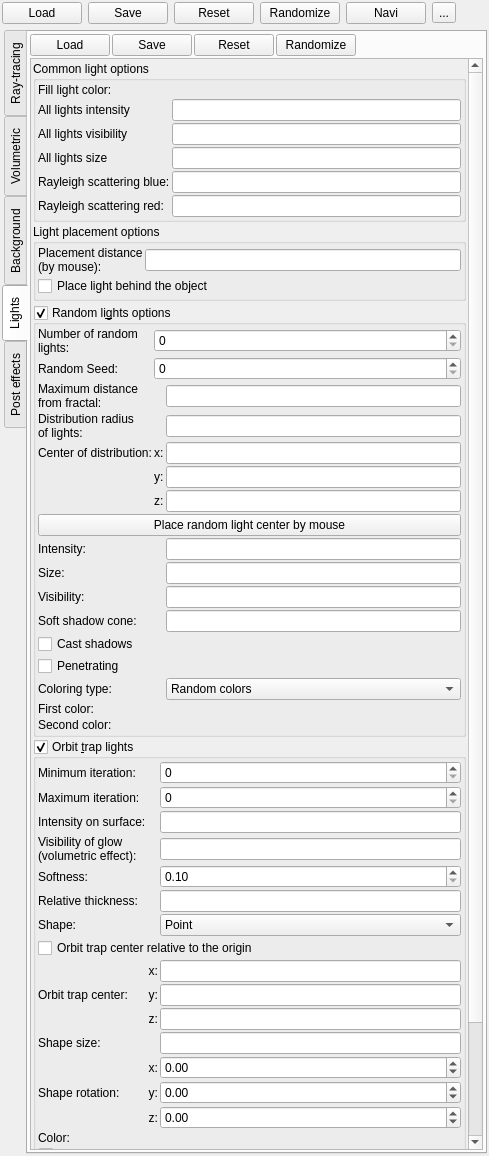
Before: the Qt Designer form mandelbulber2/qt/dock_effects.ui in buddhi1980/mandelbulber2, drawn with Qt 5.
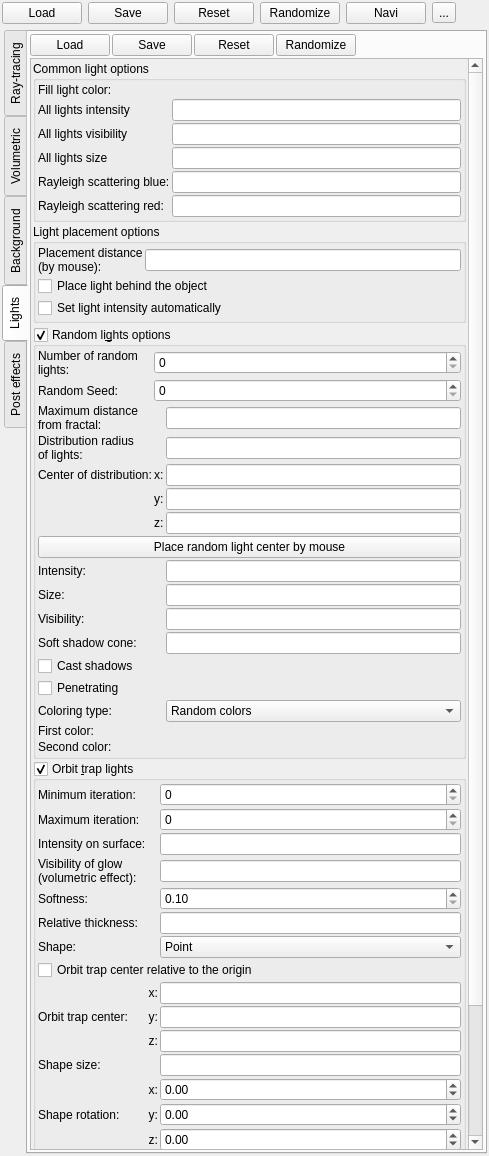
After: the same form once the commit is applied. The open tabs and pages were chosen to show the change. Icons and pictures are not drawn. Custom widgets are drawn as their Qt base class.

Commit message:
feat: option to keep light intensity when placing a light with the mouse (#895)
Add the application parameter aux_light_auto_intensity (default on, so
existing behaviour is unchanged) and a 'Set light intensity automatically'
checkbox next to 'Place light behind the object'. When it is off, the
place-light mouse mode only moves the light and keeps its intensity.

Patch:
```diff
--- a/mandelbulber2/qt/dock_effects.ui
+++ b/mandelbulber2/qt/dock_effects.ui
@@ -4231,6 +4231,22 @@
                   </property>
                  </widget>
                 </item>
+                <item row="3" column="0" colspan="2">
+                 <widget class="MyCheckBox" name="checkBox_aux_light_auto_intensity">
+                  <property name="sizePolicy">
+                   <sizepolicy hsizetype="Minimum" vsizetype="Maximum">
+                    <horstretch>0</horstretch>
+                    <verstretch>0</verstretch>
+                   </sizepolicy>
+                  </property>
+                  <property name="toolTip">
+                   <string>&lt;html&gt;&lt;head/&gt;&lt;body&gt;&lt;p&gt;When enabled, placing a light with the mouse also sets its intensity automatically from the distance between the light and the fractal surface.&lt;/p&gt;&lt;p&gt;When disabled, only the position of the light is changed and its intensity is kept.&lt;/p&gt;&lt;/body&gt;&lt;/html&gt;</string>
+                  </property>
+                  <property name="text">
+                   <string>Set light intensity automatically</string>
+                  </property>
+                 </widget>
+                </item>
                 <item row="1" column="0">
                  <widget class="QLabel" name="label_134">
                   <property name="text">
```
Left out of the diff: 2 changed lines with no effect on the pictures. The commit also changes 2 other files.
